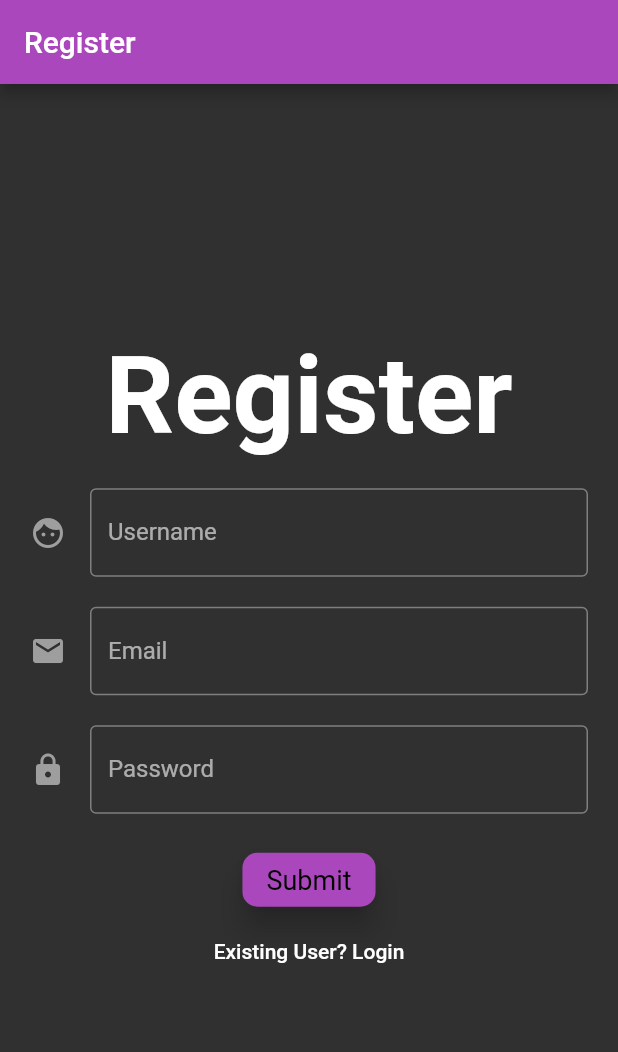
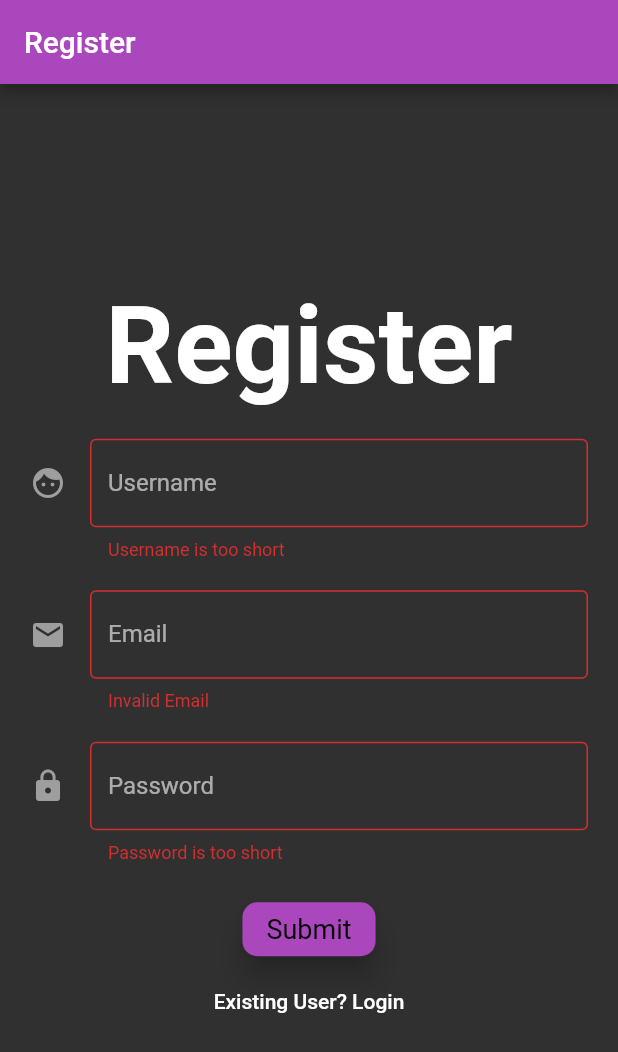
Before and after one commit to eyo-omat/ecommerce_app, a Flutter app: the screen it shows after launch, after a tap on "Submit", on a phone screen of 412 x 824 dp. Shown: the top 1052 px of the screen. Run offline on Flutter 3.47's test engine with Material 2 defaults, Android fonts, the phone set to English and light mode, and no system bars.

Commit message:
Added validation for form fields on the register page

```diff
--- a/lib/pages/register_page.dart
+++ b/lib/pages/register_page.dart
@@ -6,6 +6,7 @@ class RegisterPage extends StatefulWidget {
 }
 
 class RegisterPageState extends State<RegisterPage> {
+  final _formKey = GlobalKey<FormState>();
   Widget _showTitile() {
     return Text('Register', style: Theme.of(context).textTheme.headline);
   }
@@ -14,6 +15,7 @@ class RegisterPageState extends State<RegisterPage> {
     return Padding(
       padding: EdgeInsets.only(top: 20.0),
       child: TextFormField(
+        validator: (val) => val.length < 6 ? 'Username is too short':null,
         decoration: InputDecoration(
             border: OutlineInputBorder(),
             labelText: 'Username',
@@ -30,6 +32,7 @@ class RegisterPageState extends State<RegisterPage> {
     return Padding(
       padding: EdgeInsets.only(top: 20.0),
       child: TextFormField(
+        validator: (val) => !val.contains('@') ? 'Invalid Email':null,
         decoration: InputDecoration(
             border: OutlineInputBorder(),
             labelText: 'Email',
@@ -46,6 +49,7 @@ class RegisterPageState extends State<RegisterPage> {
     return Padding(
       padding: EdgeInsets.only(top: 20.0),
       child: TextFormField(
+        validator: (val) => val.length < 6 ? 'Password is too short':null,
         obscureText: true,
         decoration: InputDecoration(
             border: OutlineInputBorder(),
@@ -77,7 +81,7 @@ class RegisterPageState extends State<RegisterPage> {
                               borderRadius:
                                   BorderRadius.all(Radius.circular(10.0))),
                           color: Theme.of(context).primaryColor,
-                          onPressed: () => print('Submit'),
+                          onPressed: () => _submit()
                         ),
                         FlatButton(
                           child: Text('Existing User? Login'),
@@ -86,6 +90,14 @@ class RegisterPageState extends State<RegisterPage> {
                       ],
                     ),
                   );
+  }
+
+  void _submit() {
+    if (_formKey.currentState.validate()){
+      print('form valid');
+    } else{
+      print('Form invalid');
+    }
   }
 
   @override
@@ -99,6 +111,7 @@ class RegisterPageState extends State<RegisterPage> {
         child: Center(
           child: SingleChildScrollView(
             child: Form(
+              key: _formKey,
               child: Column(
                 children: <Widget>[
                   _showTitile(),
```
